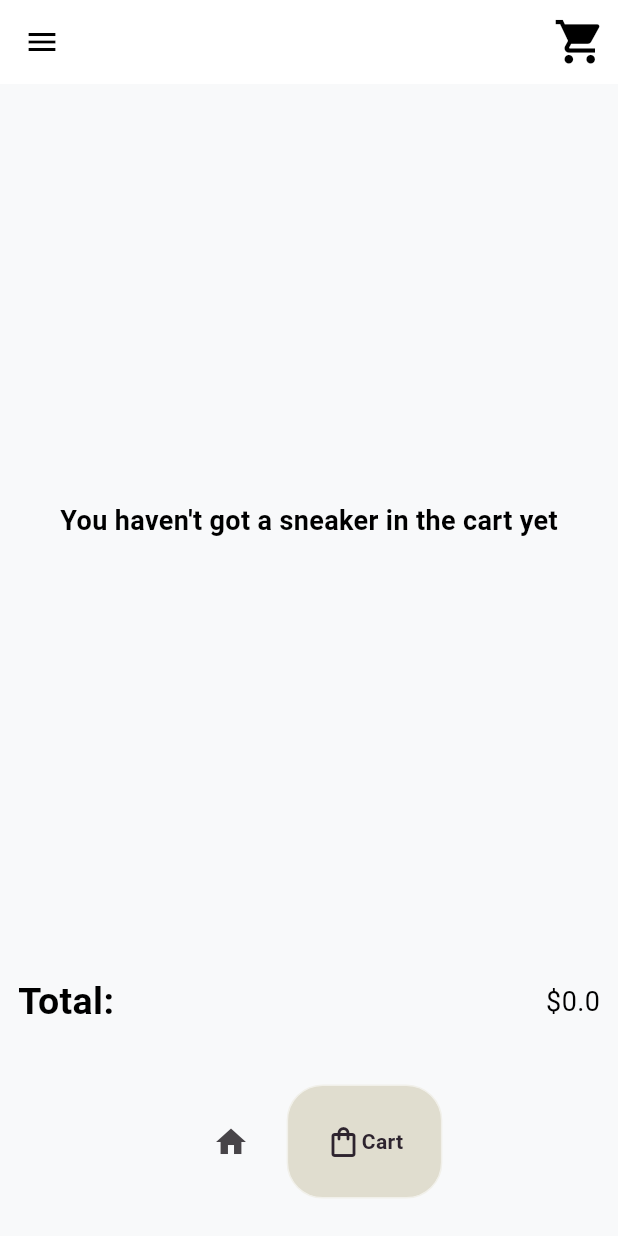
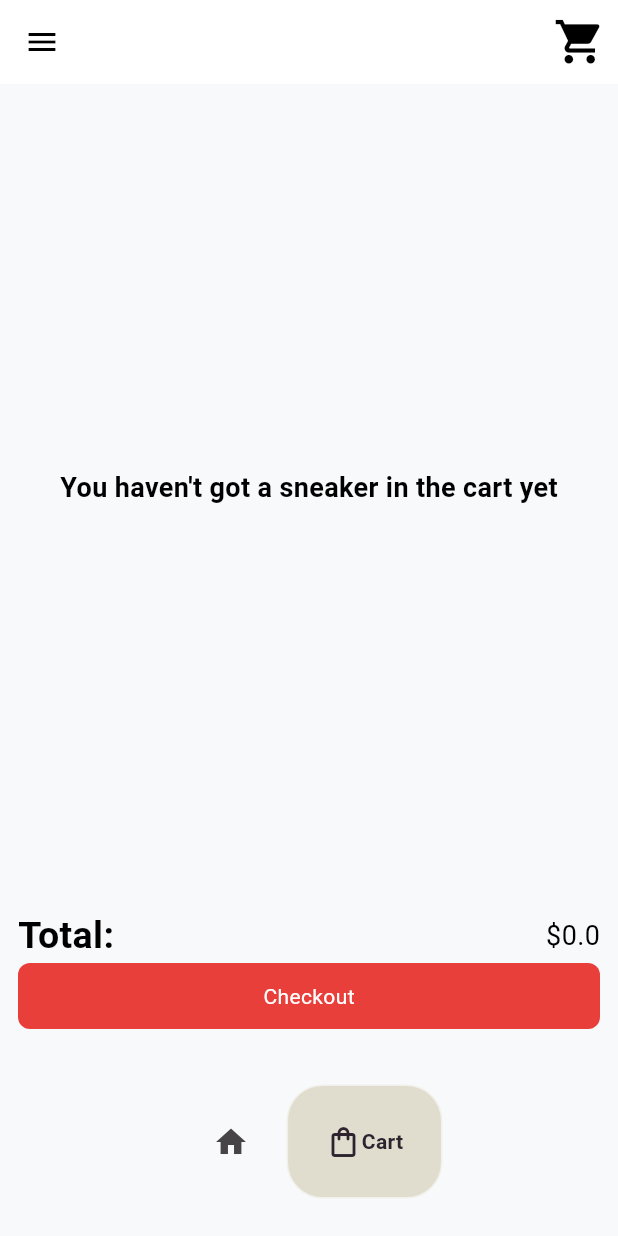
Before and after one commit to jp-madu/flykicksinc, a Flutter app: the screen it shows after launch, item 2 of the bottom bar chosen, on a phone screen of 412 x 824 dp. Run offline on Flutter 3.47's test engine with Material 3 defaults, Android fonts, the light colour scheme and no system bars; drawn by our look-alikes of google_nav_bar; our stand-ins replace flutter_riverpod.

Commit message:
checkout ontap

```diff
--- a/lib/pages/cart_page.dart
+++ b/lib/pages/cart_page.dart
@@ -1,4 +1,5 @@
 import 'package:flutter/material.dart';
+import 'package:flutter/widgets.dart';
 import 'package:flutter_riverpod/flutter_riverpod.dart';
 import 'package:flykicksinc/data/cart_notifier.dart';
 
@@ -76,12 +77,15 @@ class CartPage extends ConsumerWidget {
         ),
         Padding(
             padding: const EdgeInsets.all(12.0),
-          child: Row(
+            child: Column(
+              children: [
+                Row(
                   mainAxisAlignment: MainAxisAlignment.spaceBetween,
                   children: [
                     Text(
                       'Total:',
-                style: TextStyle(fontSize: 25, fontWeight: FontWeight.bold),
+                      style:
+                          TextStyle(fontSize: 25, fontWeight: FontWeight.bold),
                     ),
                     Text(
                       '\$${totalAmount}',
@@ -91,7 +95,24 @@ class CartPage extends ConsumerWidget {
                     ),
                   ],
                 ),
+                GestureDetector(
+                  onTap: () {},
+                  child: Container(
+                      width: double.infinity,
+                      decoration: BoxDecoration(
+                          color: Color(0xffe83f3a),
+                          borderRadius: BorderRadius.circular(8)),
+                      child: Center(
+                          child: Padding(
+                        padding: const EdgeInsets.symmetric(vertical: 12.0),
+                        child: Text(
+                          'Checkout',
+                          style: TextStyle(color: Colors.white),
+                        ),
+                      ))),
                 )
+              ],
+            ))
       ],
     );
   }
```
Lines whose indentation alone changed are shown as unchanged.
